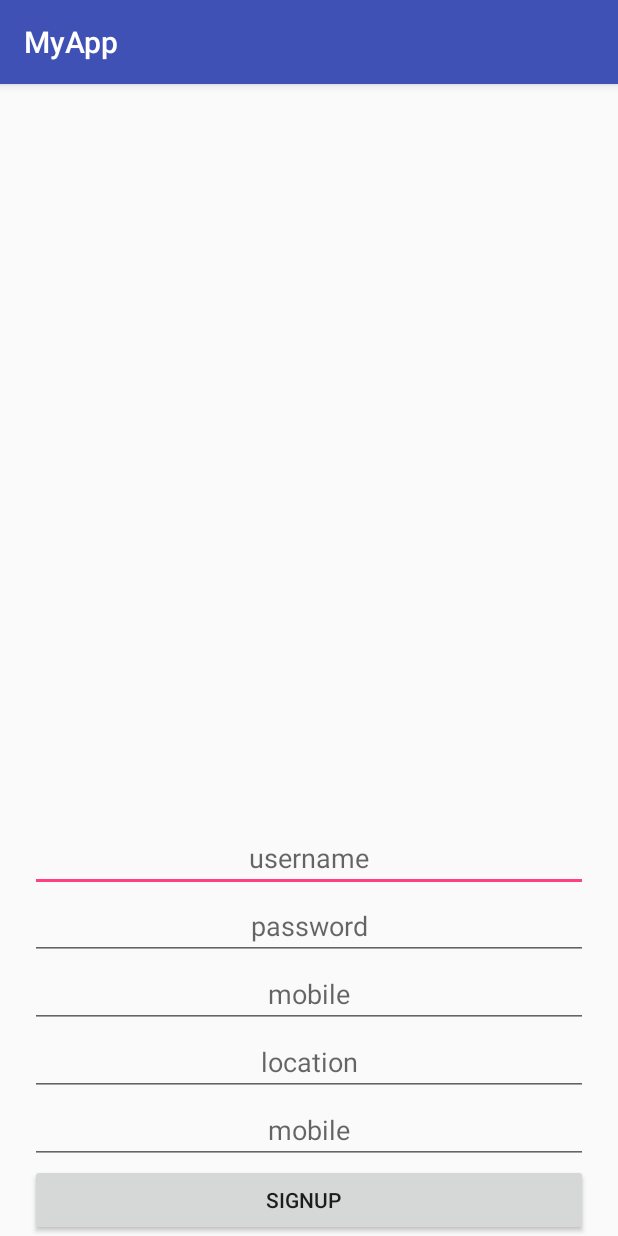
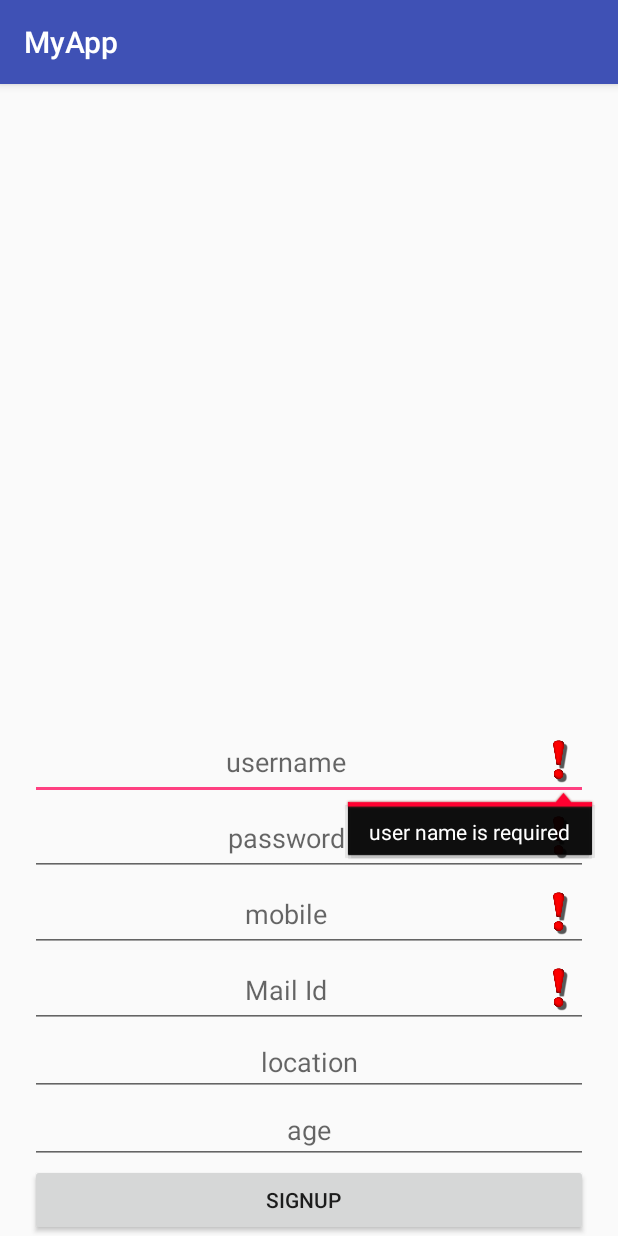
Before and after one commit to RaviTeja-Poluri/androidtest, an Android app: the RegisterScreen screen opened directly, with no data from a screen before it, after a tap on "SIGNUP", on a phone screen of 412 x 824 dp. Run offline under Robolectric (Android 15) with nearby library versions, the phone set to English and light mode, and no system bars.

```diff
--- a/MyApp/app/build.gradle
+++ b/MyApp/app/build.gradle
@@ -21,6 +21,7 @@ android {
 
 dependencies {
     compile fileTree(include: ['*.jar'], dir: 'libs')
+    compile 'com.android.support.constraint:constraint-layout:1.0.2'
     androidTestCompile('com.android.support.test.espresso:espresso-core:2.2.2', {
         exclude group: 'com.android.support', module: 'support-annotations'
     })
--- a/MyApp/app/src/main/java/app/ravi/com/myapp/activity/RegisterScreen.java
+++ b/MyApp/app/src/main/java/app/ravi/com/myapp/activity/RegisterScreen.java
@@ -1,14 +1,27 @@
 package app.ravi.com.myapp.activity;
 
 import android.content.Intent;
+import android.graphics.drawable.Drawable;
 import android.os.Bundle;
 import android.support.v7.app.AppCompatActivity;
+import android.text.TextUtils;
 import android.view.View;
+import android.view.animation.CycleInterpolator;
+import android.view.animation.TranslateAnimation;
 import android.widget.Button;
 import android.widget.EditText;
+import android.widget.RelativeLayout;
 import android.widget.Toast;
 
 import app.ravi.com.myapp.R;
+import app.ravi.com.myapp.api.UserApiInterface;
+import app.ravi.com.myapp.model.User;
+import app.ravi.com.myapp.retro.RetroClient;
+import retrofit2.Call;
+import retrofit2.Callback;
+import retrofit2.Response;
+
+import static app.ravi.com.myapp.R.id.activity_register_screen;
 
 public class RegisterScreen extends AppCompatActivity {
 
@@ -16,25 +29,90 @@ public class RegisterScreen extends AppCompatActivity {
     protected void onCreate(Bundle savedInstanceState) {
         super.onCreate(savedInstanceState);
         setContentView(R.layout.activity_register_screen);
-        Button submit = (Button) findViewById(R.id.btn_reg_submit);
-        final EditText uname = (EditText) findViewById(R.id.et_reg_uname);
-        final EditText pwd = (EditText) findViewById(R.id.et_reg_pwd);
+
+        final RelativeLayout mainLayout = findViewById(activity_register_screen);
+        Button submit = findViewById(R.id.reg_signup);
+        final EditText uname = findViewById(R.id.reg_uname);
+        final EditText pwd = findViewById(R.id.reg_pwd);
+        final EditText mail = findViewById(R.id.reg_email);
+        final EditText mobile = findViewById(R.id.reg_mobile);
+        final EditText loc = findViewById(R.id.reg_loc);
+        final EditText age = findViewById(R.id.reg_age);
         submit.setOnClickListener(new View.OnClickListener() {
             @Override
             public void onClick(View view) {
-                String username = uname.getText().toString();
-                String password = pwd.getText().toString();
-                if (username.isEmpty()) {
-                    Toast.makeText(getApplicationContext(), "usename required", Toast.LENGTH_SHORT).show();
-                } else if (password.isEmpty()) {
-                    Toast.makeText(getApplicationContext(), "password required", Toast.LENGTH_SHORT).show();
-                } else {
-                    Intent intent = new Intent(getApplicationContext(), LoginBoardScreen.class);
-                    startActivity(intent);
-                    finish();
+                if (isValidRegistration(uname, pwd, mobile, mail)) {
+                    User user = new User();
+                    user.setUserName(uname.getText().toString());
+                    user.setPassword(pwd.getText().toString());
+                    user.setEmail(mail.getText().toString());
+                    user.setMobile(Long.parseLong(mobile.getText().toString()));
+                    if (!age.getText().toString().isEmpty()) {
+                        user.setAge(Integer.parseInt(age.getText().toString()));
+                    }
+                    if (!loc.getText().toString().isEmpty()) {
+                        user.setLocation(loc.getText().toString());
+                    }
+                    saveUser(user);
                 }
             }
         });
+    }
+
+    private void saveUser(User user) {
+        UserApiInterface apiService =
+                RetroClient.getRetroClient().create(UserApiInterface.class);
+        Call<User> validatedUser = apiService.saveUser(user);
+        validatedUser.enqueue(new Callback<User>() {
+            @Override
+            public void onResponse(Call<User> call, Response<User> response) {
+                Toast.makeText(getApplicationContext(), response.body().toString(), Toast.LENGTH_LONG).show();
+                Intent intent = new Intent(getApplicationContext(), LoginBoardScreen.class);
+                startActivity(intent);
+                finish();
+            }
+
+            @Override
+            public void onFailure(Call<User> call, Throwable t) {
+                t.printStackTrace();
+                Toast.makeText(getApplicationContext(), "unknown error occurs please try again after sometime", Toast.LENGTH_LONG).show();
+            }
+        });
+    }
+
+
+    private boolean isValidRegistration(EditText uname, EditText pwd, EditText mobile, EditText email) {
+        boolean valid = true;
+        final Drawable icon = getResources().getDrawable(R.drawable.eclamation);
+        if (icon != null) {
+            icon.setBounds(0, 0,
+                    45,
+                    45);
+        }
+        final TranslateAnimation shake = new TranslateAnimation(0, 10, 0, 0);
+        shake.setDuration(250);
+        shake.setInterpolator(new CycleInterpolator(3));
+        if (TextUtils.isEmpty(uname.getText().toString())) {
+            valid = false;
+            uname.setAnimation(shake);
+            uname.setError("user name is required", icon);
+        }
+        if (TextUtils.isEmpty(pwd.getText().toString())) {
+            valid = false;
+            pwd.setAnimation(shake);
+            pwd.setError("password is required", icon);
+        }
+        if (TextUtils.isEmpty(mobile.getText().toString())) {
+            valid = false;
+            mobile.setAnimation(shake);
+            mobile.setError("mobile number is required", icon);
+        }
+        if (TextUtils.isEmpty(email.getText().toString())) {
+            valid = false;
+            email.startAnimation(shake);
+            email.setError("email is required", icon);
+        }
+        return valid;
     }
 
     @Override
--- a/MyApp/app/src/main/java/app/ravi/com/myapp/api/UserApiInterface.java
+++ b/MyApp/app/src/main/java/app/ravi/com/myapp/api/UserApiInterface.java
@@ -18,7 +18,7 @@ public interface UserApiInterface {
     Call<User> validateUser(@Query("name") String uname, @Query("pwd") String pwd);
 
     @POST("user")
-    Call<User> getMovieDetails(@Body User user);
+    Call<User> saveUser(@Body User user);
 
     //@Header for adding header
 
--- a/MyApp/app/src/main/java/app/ravi/com/myapp/retro/RetroClient.java
+++ b/MyApp/app/src/main/java/app/ravi/com/myapp/retro/RetroClient.java
@@ -8,7 +8,7 @@ import retrofit2.converter.gson.GsonConverterFactory;
  */
 
 public final class RetroClient {
-    private static final String BASE_URL = "http://192.168.25.246:6363/";
+    private static final String BASE_URL = "http://192.168.0.102:6363/";
     private static Retrofit retrofit = null;
 
     public static Retrofit getRetroClient() {
--- a/MyApp/app/src/main/res/layout/activity_register_screen.xml
+++ b/MyApp/app/src/main/res/layout/activity_register_screen.xml
@@ -8,7 +8,7 @@
     tools:context="app.ravi.com.myapp.activity.RegisterScreen">
 
     <EditText
-        android:id="@+id/et_reg_uname"
+        android:id="@+id/reg_uname"
         android:layout_width="match_parent"
         android:layout_height="wrap_content"
         android:layout_marginLeft="20dp"
@@ -19,10 +19,10 @@
         android:textAlignment="center" />
 
     <EditText
-        android:id="@+id/et_reg_pwd"
+        android:id="@+id/reg_pwd"
         android:layout_width="match_parent"
         android:layout_height="wrap_content"
-        android:layout_below="@id/et_reg_uname"
+        android:layout_below="@id/reg_uname"
         android:layout_marginLeft="20dp"
         android:layout_marginRight="20dp"
         android:hint="password"
@@ -30,10 +30,10 @@
         android:textAlignment="center" />
 
     <EditText
-        android:id="@+id/et_reg_mobile"
+        android:id="@+id/reg_mobile"
         android:layout_width="match_parent"
         android:layout_height="wrap_content"
-        android:layout_below="@id/et_reg_pwd"
+        android:layout_below="@id/reg_pwd"
         android:layout_marginLeft="20dp"
         android:layout_marginRight="20dp"
         android:hint="mobile"
@@ -41,10 +41,21 @@
         android:textAlignment="center" />
 
     <EditText
-        android:id="@+id/et_reg_loc"
+        android:id="@+id/reg_email"
         android:layout_width="match_parent"
         android:layout_height="wrap_content"
-        android:layout_below="@id/et_reg_mobile"
+        android:layout_below="@id/reg_mobile"
+        android:layout_marginLeft="20dp"
+        android:layout_marginRight="20dp"
+        android:hint="Mail Id"
+        android:inputType="textEmailAddress"
+        android:textAlignment="center" />
+
+    <EditText
+        android:id="@+id/reg_loc"
+        android:layout_width="match_parent"
+        android:layout_height="wrap_content"
+        android:layout_below="@id/reg_email"
         android:layout_marginLeft="20dp"
         android:layout_marginRight="20dp"
         android:hint="location"
@@ -52,22 +63,22 @@
         android:textAlignment="center" />
 
     <EditText
-        android:id="@+id/et_reg_age"
+        android:id="@+id/reg_age"
         android:layout_width="match_parent"
         android:layout_height="wrap_content"
-        android:layout_below="@id/et_reg_loc"
+        android:layout_below="@id/reg_loc"
         android:layout_marginLeft="20dp"
         android:layout_marginRight="20dp"
-        android:hint="mobile"
+        android:hint="age"
         android:inputType="number"
         android:maxLength="3"
         android:textAlignment="center" />
 
     <Button
-        android:id="@+id/btn_reg_submit"
+        android:id="@+id/reg_signup"
         android:layout_width="match_parent"
         android:layout_height="wrap_content"
-        android:layout_below="@id/et_reg_age"
+        android:layout_below="@id/reg_age"
         android:layout_marginLeft="20dp"
         android:layout_marginRight="20dp"
         android:paddingRight="20dp"
--- a/MyApp/build.gradle
+++ b/MyApp/build.gradle
@@ -5,7 +5,7 @@ buildscript {
         jcenter()
     }
     dependencies {
-        classpath 'com.android.tools.build:gradle:2.2.3'
+        classpath 'com.android.tools.build:gradle:2.3.2'
 
 
         // NOTE: Do not place your application dependencies here; they belong
```
Also changed, not shown: MyApp/app/src/main/AndroidManifest.xml (+9 -1 lines), MyApp/app/src/main/java/app/ravi/com/myapp/activity/CameraActivity.java (added, +54 -0 lines), MyApp/app/src/main/java/app/ravi/com/myapp/activity/LoginBoardScreen.java (+3 -4 lines), MyApp/app/src/main/java/app/ravi/com/myapp/model/User.java (+20 -0 lines), MyApp/app/src/main/res/layout/activity_camera.xml (added, +12 -0 lines), MyApp/app/src/main/res/drawable/eclamation.png (added), MyApp/gradle/wrapper/gradle-wrapper.properties.
